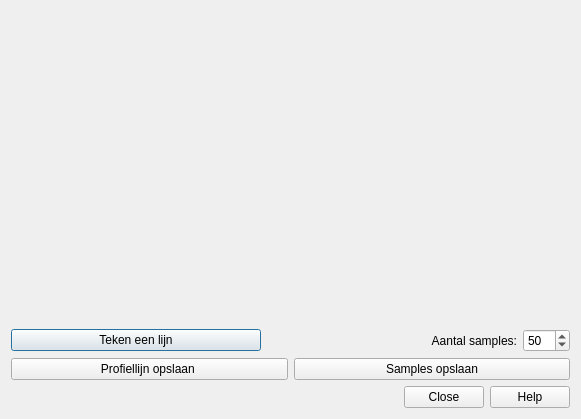
warrieka/geopunt4Qgis, file ui_geopunt4QgisElevation.ui: the form before one commit.
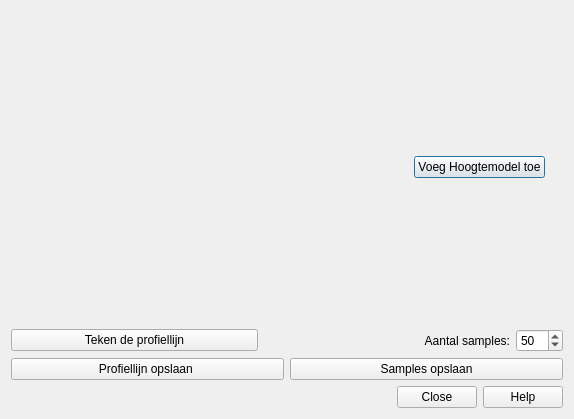
The form after the commit. Icons and pictures are not drawn.

What changed in the file:
```diff
--- a/ui_geopunt4QgisElevation.ui
+++ b/ui_geopunt4QgisElevation.ui
@@ -6,7 +6,7 @@
    <rect>
     <x>0</x>
     <y>0</y>
-    <width>581</width>
+    <width>574</width>
     <height>419</height>
    </rect>
   </property>
@@ -32,7 +32,46 @@
        <verstretch>0</verstretch>
       </sizepolicy>
      </property>
-     <layout class="QVBoxLayout" name="verticalLayout_3"/>
+     <layout class="QVBoxLayout" name="verticalLayout_3">
+      <item>
+       <widget class="QWidget" name="toolbar" native="true">
+        <property name="sizePolicy">
+         <sizepolicy hsizetype="Preferred" vsizetype="Fixed">
+          <horstretch>0</horstretch>
+          <verstretch>0</verstretch>
+         </sizepolicy>
+        </property>
+        <layout class="QHBoxLayout" name="horizontalLayout_4">
+         <item>
+          <spacer name="horizontalSpacer_2">
+           <property name="orientation">
+            <enum>Qt::Horizontal</enum>
+           </property>
+           <property name="sizeHint" stdset="0">
+            <size>
+             <width>40</width>
+             <height>20</height>
+            </size>
+           </property>
+          </spacer>
+         </item>
+         <item>
+          <widget class="QPushButton" name="addDHMbtn">
+           <property name="sizePolicy">
+            <sizepolicy hsizetype="Fixed" vsizetype="Fixed">
+             <horstretch>0</horstretch>
+             <verstretch>0</verstretch>
+            </sizepolicy>
+           </property>
+           <property name="text">
+            <string>Voeg Hoogtemodel toe</string>
+           </property>
+          </widget>
+         </item>
+        </layout>
+       </widget>
+      </item>
+     </layout>
     </widget>
    </item>
    <item>
@@ -40,7 +79,7 @@
      <item>
       <widget class="QPushButton" name="drawBtn">
        <property name="text">
-        <string>Teken een lijn</string>
+        <string>Teken de profiellijn</string>
        </property>
       </widget>
      </item>
```
